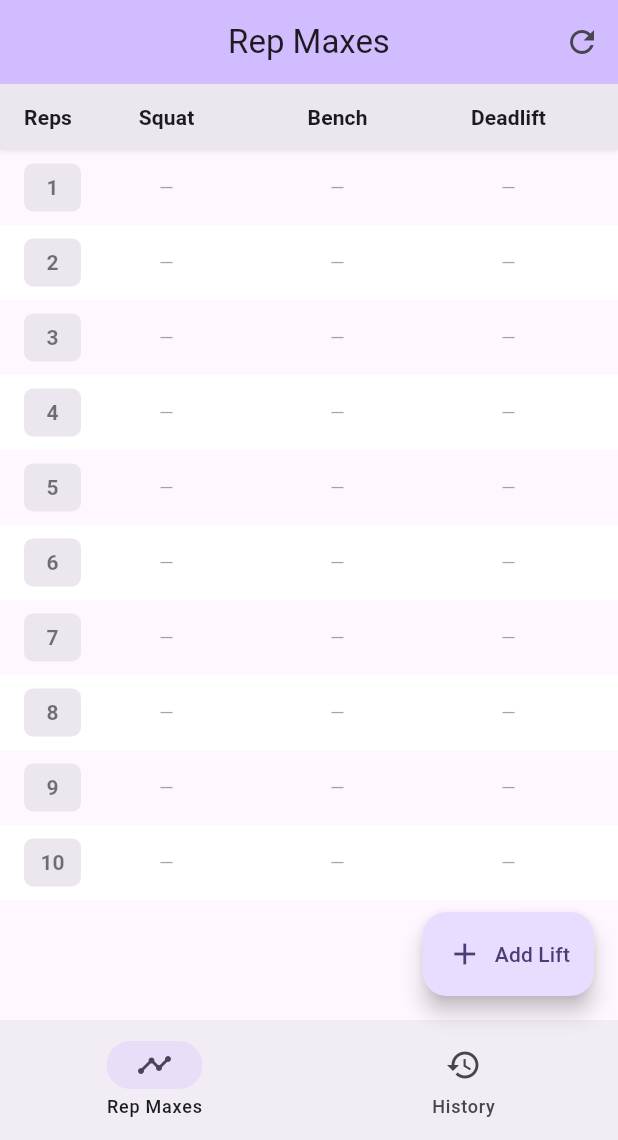
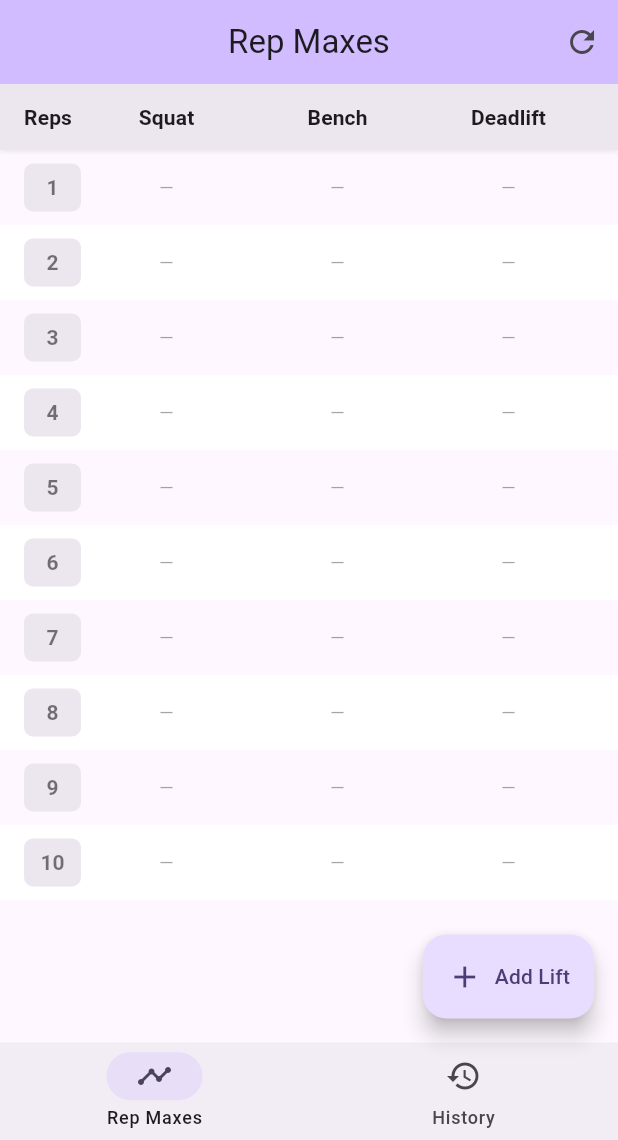
Before and after one commit to avanschie/cc_workout_app, a Flutter app: the screen it shows after launch, on a phone screen of 412 x 824 dp, the part 96-1236 px from its top. Run offline on Flutter 3.47's test engine with Material 3 defaults, Android fonts, the light colour scheme and no system bars; our stand-ins replace flutter_riverpod, freezed_annotation, supabase_flutter; accounts and stored records are empty.

Commit message:
Reduce bottom navigation bar height for improved UI
Decrease NavigationBar height from 80 to 65 pixels to create a more compact and visually balanced bottom navigation.

```diff
--- a/lib/core/navigation/main_navigation_shell.dart
+++ b/lib/core/navigation/main_navigation_shell.dart
@@ -41,7 +41,7 @@ class MainNavigationShell extends ConsumerWidget {
           ref.read(navigationIndexProvider.notifier).state = index;
         },
         elevation: 8,
-        height: 80,
+        height: 65,
         destinations: const [
           NavigationDestination(
             icon: Icon(Icons.timeline),
```
